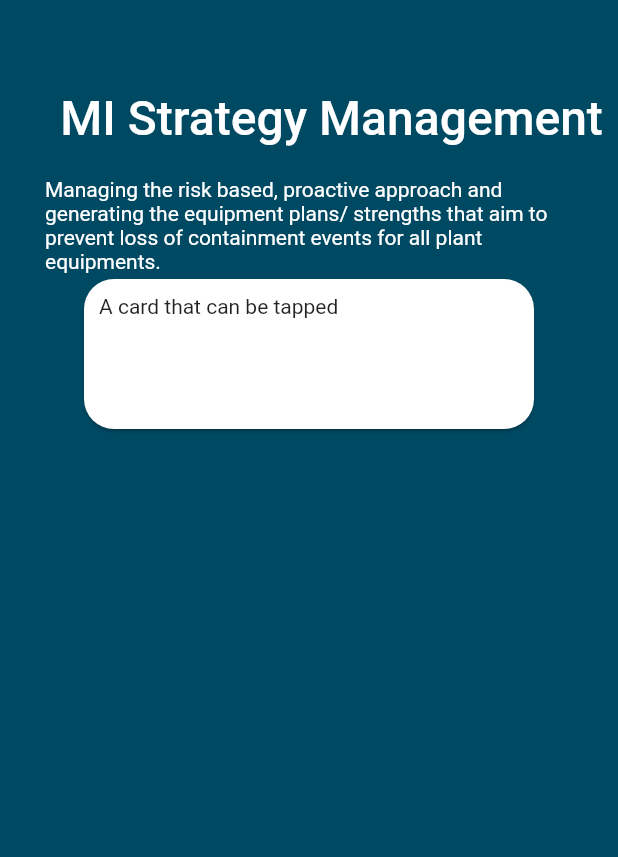
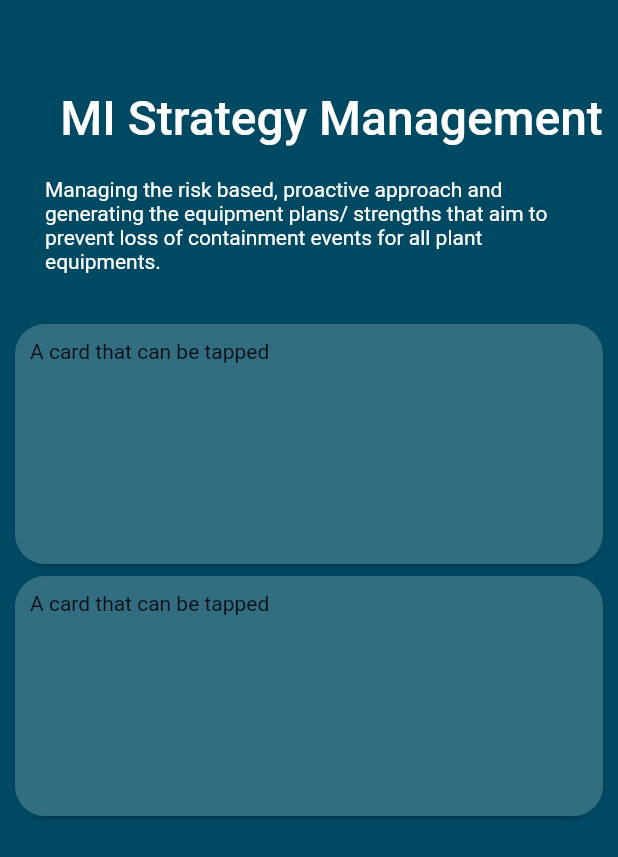
Before and after one commit to SonQBChau/brand_root_solution, a Flutter app: the screen it shows after launch, on a phone screen of 412 x 824 dp. Shown: the top 857 px of the screen. Run offline on Flutter 3.47's test engine with Material 2 defaults, Android fonts, the phone set to English and light mode, and no system bars; our stand-ins replace charts_flutter; missing offline and left inert: animator.

Commit message:
add card to MI strategy

```diff
--- a/lib/main.dart
+++ b/lib/main.dart
@@ -22,7 +22,7 @@ class MyApp extends StatelessWidget {
       ),
 
       home: MiStrategyPage(),
-//home: MenuPage(),
+//home: MyHomePage(),
 
 
 //      home: ChangeNotifierProvider<IntroFormProvider>(
--- a/lib/screens/mi_strategy_page.dart
+++ b/lib/screens/mi_strategy_page.dart
@@ -2,18 +2,20 @@ import 'package:flutter/material.dart';
 import 'package:sale_form_demo/utils/app_color.dart';
 
 class MiStrategyPage extends StatelessWidget {
+
   @override
   Widget build(BuildContext context) {
+    double screenWidth = MediaQuery.of(context).size.width;
+    double screenHeight = MediaQuery.of(context).size.height;
     return Scaffold(
       body: Container(
         constraints: BoxConstraints.expand(
-          width: MediaQuery.of(context).size.width,
-          height: MediaQuery.of(context).size.height,
+          width: screenWidth,
+          height: screenHeight,
         ),
         color: colorBlue,
         child: Column(
           children: <Widget>[
-
             Container(
               padding: EdgeInsets.only(left: 30, top: 60),
               child: Text(
@@ -26,18 +28,16 @@ class MiStrategyPage extends StatelessWidget {
               ),
             ),
             Container(
-              padding: EdgeInsets.only(left: 30, top: 20, right:20),
+              padding: EdgeInsets.only(left: 30, top: 20, right: 20, bottom: 30),
               child: Text(
                 'Managing the risk based, proactive approach and generating the equipment plans/ strengths'
                 ' that aim to prevent loss of containment events for all plant equipments.',
                 style: TextStyle(
                   color: Colors.white,
                   fontSize: 14,
-
                 ),
               ),
             ),
-
             Center(
               child: Card(
                 shape: RoundedRectangleBorder(borderRadius: BorderRadius.circular(20.0)),
@@ -47,16 +47,33 @@ class MiStrategyPage extends StatelessWidget {
                     print('Card tapped.');
                   },
                   child: Container(
-              width: 300,
-              height: 100,
+                    width: screenWidth - 20,
+                    height: 160,
                     padding: EdgeInsets.symmetric(vertical: 10, horizontal: 10),
+                    color: colorBlue80,
                     child: Text('A card that can be tapped'),
                   ),
                 ),
               ),
             ),
-
-
+            Center(
+              child: Card(
+                shape: RoundedRectangleBorder(borderRadius: BorderRadius.circular(20.0)),
+                child: InkWell(
+                  splashColor: Colors.blue.withAlpha(30),
+                  onTap: () {
+                    print('Card tapped.');
+                  },
+                  child: Container(
+                    width: screenWidth - 20,
+                    height: 160,
+                    padding: EdgeInsets.symmetric(vertical: 10, horizontal: 10),
+                    color: colorBlue80,
+                    child: Text('A card that can be tapped'),
+                  ),
+                ),
+              ),
+            ),
           ],
         ),
       ),
```
Lines whose indentation alone changed are shown as unchanged.
